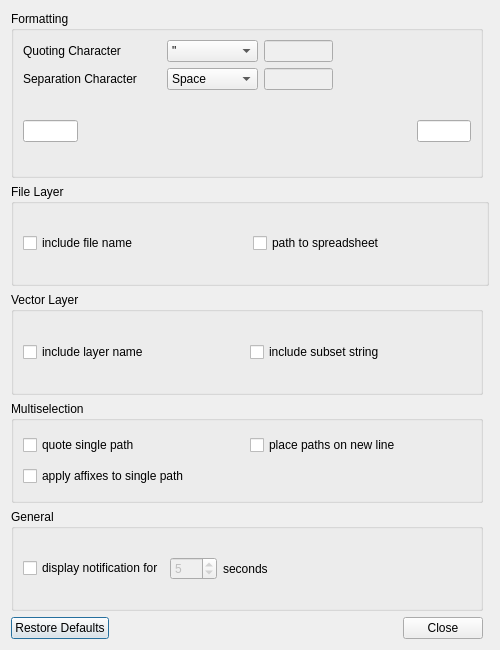
Qt form ui/settingsdiag.ui (freeshrugsxd/qgis-pathfinder) before a commit.
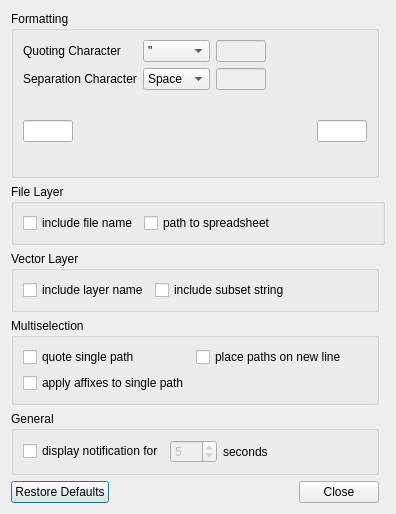
The same form after that commit.

Patch:
```diff
--- a/ui/settingsdiag.ui
+++ b/ui/settingsdiag.ui
@@ -6,8 +6,8 @@
    <rect>
     <x>0</x>
     <y>0</y>
-    <width>500</width>
-    <height>650</height>
+    <width>396</width>
+    <height>467</height>
    </rect>
   </property>
   <property name="sizePolicy">
@@ -86,9 +86,6 @@
      <property name="standardButtons">
       <set>QDialogButtonBox::Close|QDialogButtonBox::RestoreDefaults</set>
      </property>
-     <property name="centerButtons">
-      <bool>false</bool>
-     </property>
     </widget>
    </item>
    <item row="1" column="1">
@@ -374,17 +371,7 @@
      <property name="title">
       <string>Vector Layer</string>
      </property>
-     <layout class="QGridLayout" name="gridLayout_4">
-      <item row="0" column="0">
-       <widget class="QCheckBox" name="incl_layer_name">
-        <property name="toolTip">
-         <string>&lt;html&gt;&lt;head/&gt;&lt;body&gt;&lt;p&gt;Whether to append the layername part to the path. Useful for file formats that can contain multiple layers.&lt;/p&gt;&lt;/body&gt;&lt;/html&gt;</string>
-        </property>
-        <property name="text">
-         <string>include layer name</string>
-        </property>
-       </widget>
-      </item>
+     <layout class="QGridLayout" name="gridLayout_4" columnstretch="1,1,2">
       <item row="0" column="1">
        <widget class="QCheckBox" name="incl_subset_str">
         <property name="toolTip">
@@ -395,6 +382,29 @@
         </property>
        </widget>
       </item>
+      <item row="0" column="0">
+       <widget class="QCheckBox" name="incl_layer_name">
+        <property name="toolTip">
+         <string>&lt;html&gt;&lt;head/&gt;&lt;body&gt;&lt;p&gt;Whether to append the layer name part to the path. Useful for file formats that can containing multiple layers.&lt;/p&gt;&lt;/body&gt;&lt;/html&gt;</string>
+        </property>
+        <property name="text">
+         <string>include layer name</string>
+        </property>
+       </widget>
+      </item>
+      <item row="0" column="2">
+       <spacer name="horizontalSpacer_7">
+        <property name="orientation">
+         <enum>Qt::Horizontal</enum>
+        </property>
+        <property name="sizeHint" stdset="0">
+         <size>
+          <width>40</width>
+          <height>20</height>
+         </size>
+        </property>
+       </spacer>
+      </item>
      </layout>
     </widget>
    </item>
@@ -403,7 +413,7 @@
      <property name="title">
       <string>Multiselection</string>
      </property>
-     <layout class="QGridLayout" name="gridLayout">
+     <layout class="QGridLayout" name="gridLayout" columnstretch="1,1,2">
       <item row="0" column="0">
        <widget class="QCheckBox" name="single_path_quote">
         <property name="toolTip">
@@ -434,6 +444,22 @@
         </property>
        </widget>
       </item>
+      <item row="0" column="2">
+       <spacer name="horizontalSpacer_6">
+        <property name="orientation">
+         <enum>Qt::Horizontal</enum>
+        </property>
+        <property name="sizeType">
+         <enum>QSizePolicy::Preferred</enum>
+        </property>
+        <property name="sizeHint" stdset="0">
+         <size>
+          <width>40</width>
+          <height>20</height>
+         </size>
+        </property>
+       </spacer>
+      </item>
      </layout>
     </widget>
    </item>
@@ -442,17 +468,7 @@
      <property name="title">
       <string>File Layer</string>
      </property>
-     <layout class="QGridLayout" name="gridLayout_3">
-      <item row="1" column="0">
-       <widget class="QCheckBox" name="incl_file_name">
-        <property name="toolTip">
-         <string>&lt;html&gt;&lt;head/&gt;&lt;body&gt;&lt;p&gt;Whether to include the file name.&lt;/p&gt;&lt;/body&gt;&lt;/html&gt;</string>
-        </property>
-        <property name="text">
-         <string>include file name</string>
-        </property>
-       </widget>
-      </item>
+     <layout class="QGridLayout" name="gridLayout_3" columnstretch="1,1,2">
       <item row="1" column="1">
        <widget class="QCheckBox" name="original_vrt_ds">
         <property name="toolTip">
@@ -463,6 +479,29 @@
         </property>
        </widget>
       </item>
+      <item row="1" column="0">
+       <widget class="QCheckBox" name="incl_file_name">
+        <property name="toolTip">
+         <string>&lt;html&gt;&lt;head/&gt;&lt;body&gt;&lt;p&gt;Whether to include the file name.&lt;/p&gt;&lt;/body&gt;&lt;/html&gt;</string>
+        </property>
+        <property name="text">
+         <string>include file name</string>
+        </property>
+       </widget>
+      </item>
+      <item row="1" column="2">
+       <spacer name="horizontalSpacer_5">
+        <property name="orientation">
+         <enum>Qt::Horizontal</enum>
+        </property>
+        <property name="sizeHint" stdset="0">
+         <size>
+          <width>40</width>
+          <height>20</height>
+         </size>
+        </property>
+       </spacer>
+      </item>
      </layout>
     </widget>
    </item>
```
Left out of the diff: 26 changed lines with no effect on the pictures.
